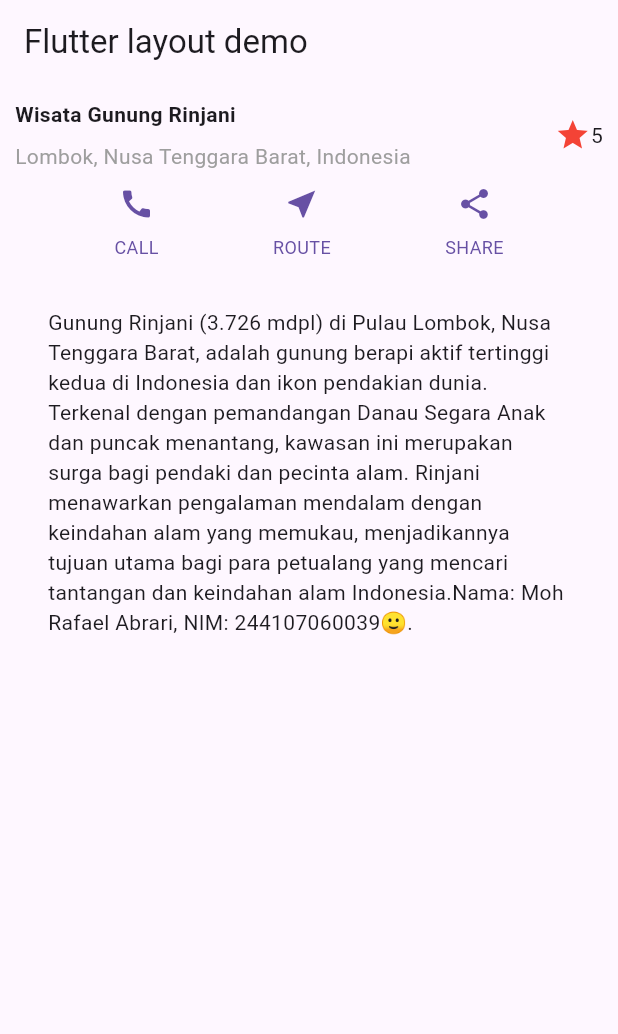
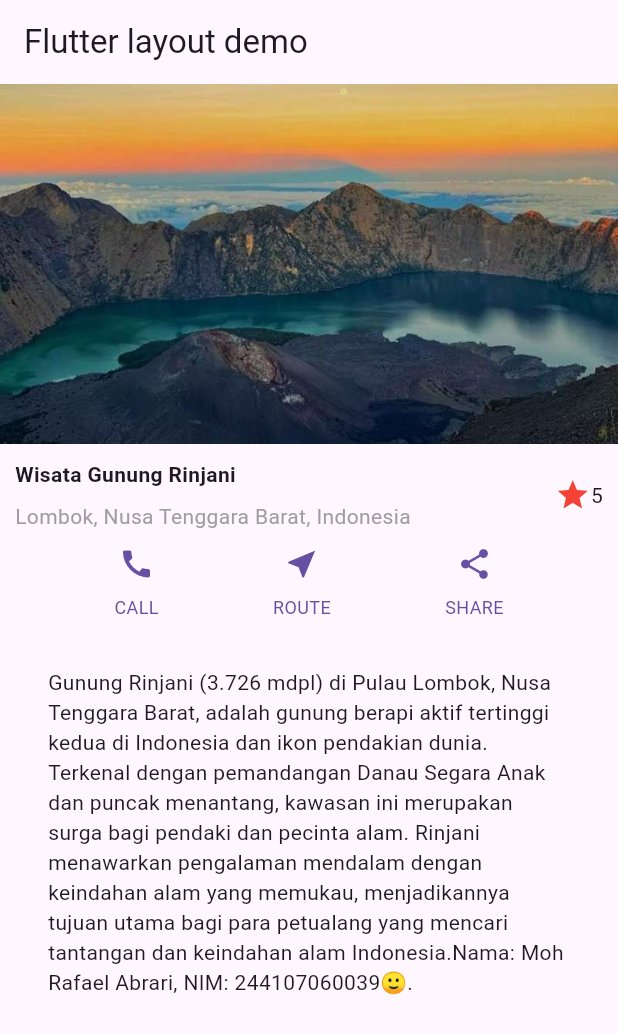
Before and after one commit to fael83/Smt4-Pemrograman_Mobile, a Flutter app: the screen it shows after launch, on a phone screen of 412 x 824 dp. Shown: the top 1034 px of the screen. Run offline on Flutter 3.47's test engine with Material 3 defaults, Android fonts, the phone set to English and light mode, and no system bars.

Commit message:
Praktikum 4

```diff
--- a/layout_flutter/lib/main.dart
+++ b/layout_flutter/lib/main.dart
@@ -96,8 +96,14 @@ class MyApp extends StatelessWidget {
         appBar: AppBar(
           title: const Text('Flutter layout demo'),
         ),
-        body: Column(
+        body: ListView(
           children: [
+            Image.asset(
+              'images/rinjani.jpeg',
+              width: 600,
+              height: 240,
+              fit: BoxFit.cover,
+              ),
             titleSection,
             buttonSection,
             textSection,
--- a/layout_flutter/pubspec.yaml
+++ b/layout_flutter/pubspec.yaml
@@ -61,6 +61,8 @@ flutter:
   # assets:
   #   - images/a_dot_burr.jpeg
   #   - images/a_dot_ham.jpeg
+  assets:
+    - images/rinjani.jpeg
 
   # An image asset can refer to one or more resolution-specific "variants", see
   # https://flutter.dev/to/resolution-aware-images
```
Also changed, not shown: layout_flutter/images/04.png (added), layout_flutter/images/rinjani.jpeg (added), 1 other file.
